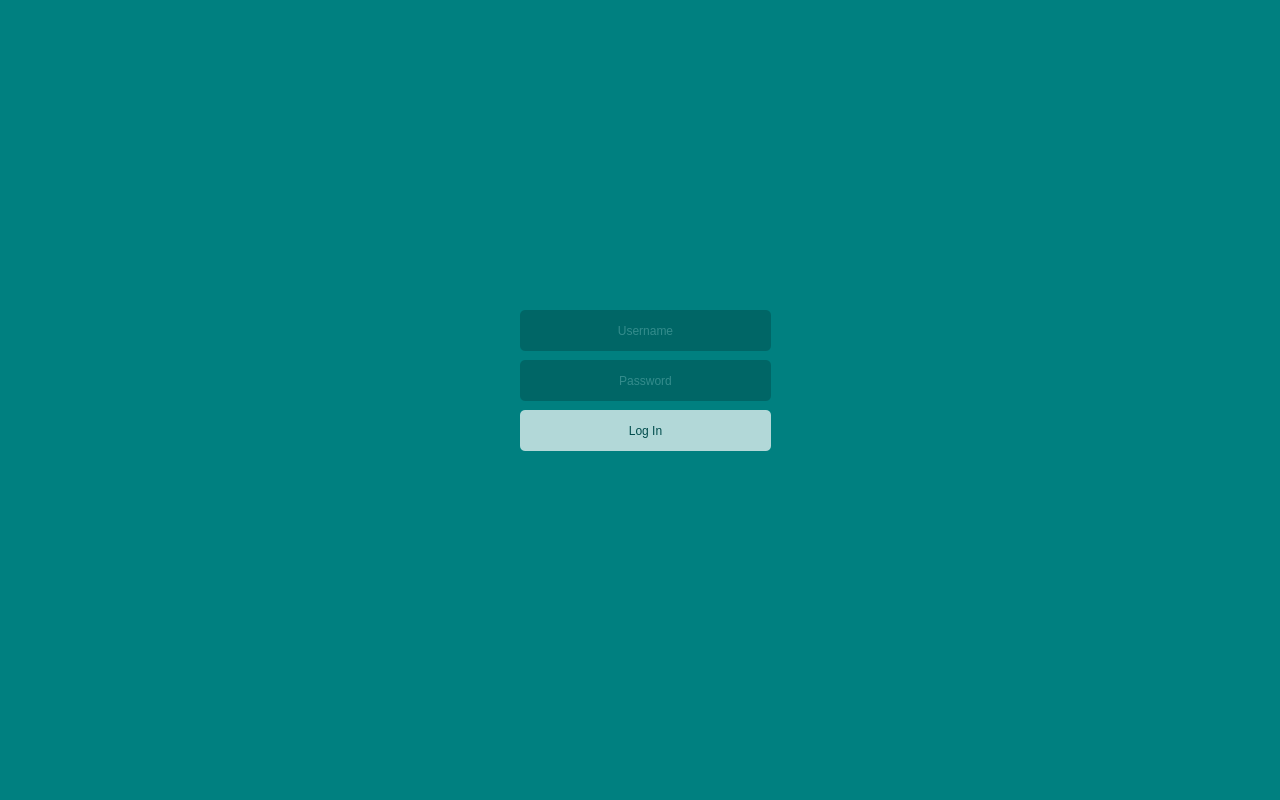
schwei322/CS1C-Project2, file mainwindow.ui: the form before one commit.
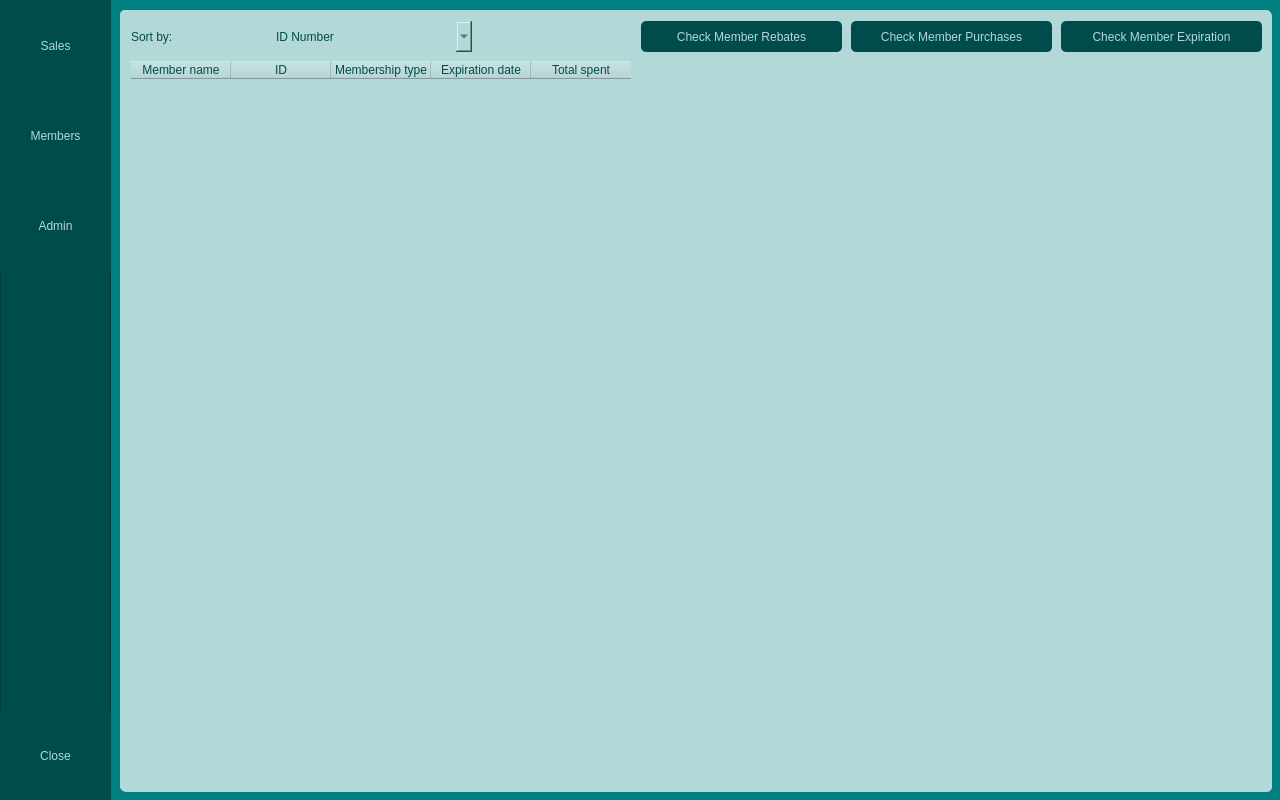
The form after the commit.

```diff
--- a/mainwindow.ui
+++ b/mainwindow.ui
@@ -187,32 +187,6 @@
      <property name="frameShadow">
       <enum>QFrame::Raised</enum>
      </property>
-     <widget class="QPushButton" name="homeBtn">
-      <property name="geometry">
-       <rect>
-        <x>0</x>
-        <y>0</y>
-        <width>111</width>
-        <height>91</height>
-       </rect>
-      </property>
-      <property name="styleSheet">
-       <string notr="true">QPushButton {
-        border: none;
-        background-color: rgb(0, 76, 76);
-        color: rgb(178, 216, 216);
-}
-
-QPushButton:hover {
-        border: none;
-        background-color: rgb(0, 128, 128);
-        color: rgb(178, 216, 216);
-}</string>
-      </property>
-      <property name="text">
-       <string>Home</string>
-      </property>
-     </widget>
      <widget class="QPushButton" name="closeBtn">
       <property name="geometry">
        <rect>
@@ -243,7 +217,7 @@
       <property name="geometry">
        <rect>
         <x>0</x>
-        <y>90</y>
+        <y>0</y>
         <width>111</width>
         <height>91</height>
        </rect>
@@ -291,8 +265,34 @@
        <string>Admin</string>
       </property>
      </widget>
+     <widget class="QPushButton" name="membersBtn">
+      <property name="geometry">
+       <rect>
+        <x>0</x>
+        <y>90</y>
+        <width>111</width>
+        <height>91</height>
+       </rect>
+      </property>
+      <property name="styleSheet">
+       <string notr="true">QPushButton {
+        border: none;
+        background-color: rgb(0, 76, 76);
+        color: rgb(178, 216, 216);
+}
+
+QPushButton:hover {
+        border: none;
+        background-color: rgb(0, 128, 128);
+        color: rgb(178, 216, 216);
+}</string>
+      </property>
+      <property name="text">
+       <string>Members</string>
+      </property>
+     </widget>
     </widget>
-    <widget class="QFrame" name="home">
+    <widget class="QFrame" name="members">
      <property name="geometry">
       <rect>
        <x>121</x>
@@ -311,6 +311,164 @@
      <property name="frameShadow">
       <enum>QFrame::Raised</enum>
      </property>
+     <widget class="QTableWidget" name="membersTable">
+      <property name="geometry">
+       <rect>
+        <x>10</x>
+        <y>50</y>
+        <width>1131</width>
+        <height>721</height>
+       </rect>
+      </property>
+      <property name="styleSheet">
+       <string notr="true">color: rgb(0, 76, 76);
+font: 87 12pt &quot;Segoe UI Semibold&quot;;</string>
+      </property>
+      <column>
+       <property name="text">
+        <string>Member name</string>
+       </property>
+      </column>
+      <column>
+       <property name="text">
+        <string>ID</string>
+       </property>
+      </column>
+      <column>
+       <property name="text">
+        <string>Membership type</string>
+       </property>
+      </column>
+      <column>
+       <property name="text">
+        <string>Expiration date</string>
+       </property>
+      </column>
+      <column>
+       <property name="text">
+        <string>Total spent</string>
+       </property>
+      </column>
+     </widget>
+     <widget class="QLabel" name="memberSortLabel">
+      <property name="geometry">
+       <rect>
+        <x>10</x>
+        <y>10</y>
+        <width>131</width>
+        <height>31</height>
+       </rect>
+      </property>
+      <property name="styleSheet">
+       <string notr="true">color: rgb(0, 76, 76);
+font: 87 12pt &quot;Segoe UI Semibold&quot;;</string>
+      </property>
+      <property name="text">
+       <string>Sort by:</string>
+      </property>
+     </widget>
+     <widget class="QComboBox" name="memberSortSelect">
+      <property name="geometry">
+       <rect>
+        <x>150</x>
+        <y>10</y>
+        <width>201</width>
+        <height>31</height>
+       </rect>
+      </property>
+      <property name="styleSheet">
+       <string notr="true">color: rgb(0, 76, 76);
+font: 87 12pt &quot;Segoe UI&quot;;</string>
+      </property>
+      <item>
+       <property name="text">
+        <string>ID Number</string>
+       </property>
+      </item>
+      <item>
+       <property name="text">
+        <string>Membership Type</string>
+       </property>
+      </item>
+     </widget>
+     <widget class="QPushButton" name="memberRebatesBtn">
+      <property name="geometry">
+       <rect>
+        <x>520</x>
+        <y>10</y>
+        <width>201</width>
+        <height>31</height>
+       </rect>
+      </property>
+      <property name="styleSheet">
+       <string notr="true">QPushButton {
+        border: none;
+        background-color: rgb(0, 76, 76);
+        color: rgb(178, 216, 216);
+}
+
+QPushButton:hover {
+        border: none;
+        background-color: rgb(0, 128, 128);
+        color: rgb(178, 216, 216);
+}</string>
+      </property>
+      <property name="text">
+       <string>Check Member Rebates</string>
+      </property>
+     </widget>
+     <widget class="QPushButton" name="memberPurchasesBtn">
+      <property name="geometry">
+       <rect>
+        <x>730</x>
+        <y>10</y>
+        <width>201</width>
+        <height>31</height>
+       </rect>
+      </property>
+      <property name="styleSheet">
+       <string notr="true">QPushButton {
+        border: none;
+        background-color: rgb(0, 76, 76);
+        color: rgb(178, 216, 216);
+}
+
+QPushButton:hover {
+        border: none;
+        background-color: rgb(0, 128, 128);
+        color: rgb(178, 216, 216);
+}</string>
+      </property>
+      <property name="text">
+       <string>Check Member Purchases</string>
+      </property>
+     </widget>
+     <widget class="QPushButton" name="memberExpirationBtn">
+      <property name="geometry">
+       <rect>
+        <x>940</x>
+        <y>10</y>
+        <width>201</width>
+        <height>31</height>
+       </rect>
+      </property>
+      <property name="styleSheet">
+       <string notr="true">QPushButton {
+        border: none;
+        background-color: rgb(0, 76, 76);
+        color: rgb(178, 216, 216);
+}
+
+QPushButton:hover {
+        border: none;
+        background-color: rgb(0, 128, 128);
+        color: rgb(178, 216, 216);
+}</string>
+      </property>
+      <property name="text">
+       <string>Check Member Expiration</string>
+      </property>
+     </widget>
     </widget>
     <widget class="QFrame" name="admin">
      <property name="geometry">
@@ -331,6 +489,220 @@
      <property name="frameShadow">
       <enum>QFrame::Raised</enum>
      </property>
+     <widget class="QTableWidget" name="adminInventoryTable">
+      <property name="geometry">
+       <rect>
+        <x>10</x>
+        <y>50</y>
+        <width>561</width>
+        <height>721</height>
+       </rect>
+      </property>
+      <property name="styleSheet">
+       <string notr="true">color: rgb(0, 76, 76);
+font: 87 12pt &quot;Segoe UI Semibold&quot;;</string>
+      </property>
+      <column>
+       <property name="text">
+        <string>Item name</string>
+       </property>
+      </column>
+      <column>
+       <property name="text">
+        <string>Quantity</string>
+       </property>
+      </column>
+      <column>
+       <property name="text">
+        <string>Revenue</string>
+       </property>
+      </column>
+     </widget>
+     <widget class="QTableWidget" name="adminMembersTable">
+      <property name="geometry">
+       <rect>
+        <x>580</x>
+        <y>50</y>
+        <width>561</width>
+        <height>721</height>
+       </rect>
+      </property>
+      <property name="styleSheet">
+       <string notr="true">color: rgb(0, 76, 76);
+font: 87 12pt &quot;Segoe UI Semibold&quot;;</string>
+      </property>
+      <column>
+       <property name="text">
+        <string>Member name</string>
+       </property>
+      </column>
+      <column>
+       <property name="text">
+        <string>ID</string>
+       </property>
+      </column>
+      <column>
+       <property name="text">
+        <string>Membership type</string>
+       </property>
+      </column>
+     </widget>
+     <widget class="QPushButton" name="adminAddItemBtn">
+      <property name="geometry">
+       <rect>
+        <x>10</x>
+        <y>10</y>
+        <width>131</width>
+        <height>31</height>
+       </rect>
+      </property>
+      <property name="styleSheet">
+       <string notr="true">QPushButton {
+        border: none;
+        background-color: rgb(0, 76, 76);
+        color: rgb(178, 216, 216);
+}
+
+QPushButton:hover {
+        border: none;
+        background-color: rgb(0, 128, 128);
+        color: rgb(178, 216, 216);
+}</string>
+      </property>
+      <property name="text">
+       <string>Add Item</string>
+      </property>
+     </widget>
+     <widget class="QPushButton" name="adminDelItemBtn">
+      <property name="geometry">
+       <rect>
+        <x>150</x>
+        <y>10</y>
+        <width>131</width>
+        <height>31</height>
+       </rect>
+      </property>
+      <property name="styleSheet">
+       <string notr="true">QPushButton {
+        border: none;
+        background-color: rgb(0, 76, 76);
+        color: rgb(178, 216, 216);
+}
+
+QPushButton:hover {
+        border: none;
+        background-color: rgb(0, 128, 128);
+        color: rgb(178, 216, 216);
+}</string>
+      </property>
+      <property name="text">
+       <string>Delete Item</string>
+      </property>
+     </widget>
+     <widget class="QPushButton" name="adminLoadInventoryBtn">
+      <property name="geometry">
+       <rect>
+        <x>440</x>
+        <y>10</y>
+        <width>131</width>
+        <height>31</height>
+       </rect>
+      </property>
+      <property name="styleSheet">
+       <string notr="true">QPushButton {
+        border: none;
+        background-color: rgb(0, 76, 76);
+        color: rgb(178, 216, 216);
+}
+
+QPushButton:hover {
+        border: none;
+        background-color: rgb(0, 128, 128);
+        color: rgb(178, 216, 216);
+}</string>
+      </property>
+      <property name="text">
+       <string>Load Inventory</string>
+      </property>
+     </widget>
+     <widget class="QPushButton" name="adminAddMemBtn">
+      <property name="geometry">
+       <rect>
+        <x>580</x>
+        <y>10</y>
+        <width>131</width>
+        <height>31</height>
+       </rect>
+      </property>
+      <property name="styleSheet">
+       <string notr="true">QPushButton {
+        border: none;
+        background-color: rgb(0, 76, 76);
+        color: rgb(178, 216, 216);
+}
+
+QPushButton:hover {
+        border: none;
+        background-color: rgb(0, 128, 128);
+        color: rgb(178, 216, 216);
+}</string>
+      </property>
+      <property name="text">
+       <string>Add Member</string>
+      </property>
+     </widget>
+     <widget class="QPushButton" name="adminDelMemBtn">
+      <property name="geometry">
+       <rect>
+        <x>720</x>
+        <y>10</y>
+        <width>131</width>
+        <height>31</height>
+       </rect>
+      </property>
+      <property name="styleSheet">
+       <string notr="true">QPushButton {
+        border: none;
+        background-color: rgb(0, 76, 76);
+        color: rgb(178, 216, 216);
+}
+
+QPushButton:hover {
+        border: none;
+        background-color: rgb(0, 128, 128);
+        color: rgb(178, 216, 216);
+}</string>
+      </property>
+      <property name="text">
+       <string>Delete Member</string>
+      </property>
+     </widget>
+     <widget class="QPushButton" name="adminLoadMemBtn">
+      <property name="geometry">
+       <rect>
+        <x>1010</x>
+        <y>10</y>
+        <width>131</width>
+        <height>31</height>
+       </rect>
+      </property>
+      <property name="styleSheet">
+       <string notr="true">QPushButton {
+        border: none;
+        background-color: rgb(0, 76, 76);
+        color: rgb(178, 216, 216);
+}
+
+QPushButton:hover {
+        border: none;
+        background-color: rgb(0, 128, 128);
+        color: rgb(178, 216, 216);
+}</string>
+      </property>
+      <property name="text">
+       <string>Load Members</string>
+      </property>
+     </widget>
     </widget>
     <widget class="QFrame" name="sales">
      <property name="geometry">
@@ -351,10 +723,181 @@
      <property name="frameShadow">
       <enum>QFrame::Raised</enum>
      </property>
+     <widget class="QTableWidget" name="salesTable">
+      <property name="geometry">
+       <rect>
+        <x>10</x>
+        <y>50</y>
+        <width>1131</width>
+        <height>721</height>
+       </rect>
+      </property>
+      <property name="styleSheet">
+       <string notr="true">color: rgb(0, 76, 76);
+font: 87 12pt &quot;Segoe UI Semibold&quot;;</string>
+      </property>
+      <column>
+       <property name="text">
+        <string>Item name</string>
+       </property>
+      </column>
+      <column>
+       <property name="text">
+        <string>Quantity</string>
+       </property>
+      </column>
+      <column>
+       <property name="text">
+        <string>Revenue</string>
+       </property>
+      </column>
+     </widget>
+     <widget class="QLabel" name="salesFilterLabel">
+      <property name="geometry">
+       <rect>
+        <x>10</x>
+        <y>10</y>
+        <width>131</width>
+        <height>31</height>
+       </rect>
+      </property>
+      <property name="styleSheet">
+       <string notr="true">color: rgb(0, 76, 76);
+font: 87 12pt &quot;Segoe UI Semibold&quot;;</string>
+      </property>
+      <property name="text">
+       <string>Display sales for:</string>
+      </property>
+     </widget>
+     <widget class="QComboBox" name="salesFilterSelect">
+      <property name="geometry">
+       <rect>
+        <x>150</x>
+        <y>10</y>
+        <width>121</width>
+        <height>31</height>
+       </rect>
+      </property>
+      <property name="styleSheet">
+       <string notr="true">color: rgb(0, 76, 76);
+font: 87 12pt &quot;Segoe UI&quot;;</string>
+      </property>
+      <item>
+       <property name="text">
+        <string>All days</string>
+       </property>
+      </item>
+      <item>
+       <property name="text">
+        <string>Day 1</string>
+       </property>
+      </item>
+      <item>
+       <property name="text">
+        <string>Day 2</string>
+       </property>
+      </item>
+      <item>
+       <property name="text">
+        <string>Day 3</string>
+       </property>
+      </item>
+      <item>
+       <property name="text">
+        <string>Day 4</string>
+       </property>
+      </item>
+      <item>
+       <property name="text">
+        <string>Day 5</string>
+       </property>
+      </item>
+      <item>
+       <property name="text">
+        <string>Day 6</string>
+       </property>
+      </item>
+     </widget>
+     <widget class="QLabel" name="salesSortLabel">
+      <property name="geometry">
+       <rect>
+        <x>290</x>
+        <y>10</y>
+        <width>131</width>
+        <height>31</height>
+       </rect>
+      </property>
+      <property name="styleSheet">
+       <string notr="true">color: rgb(0, 76, 76);
+font: 87 12pt &quot;Segoe UI Semibold&quot;;</string>
+      </property>
+      <property name="text">
+       <string>Sort by:</string>
+      </property>
+     </widget>
+     <widget class="QComboBox" name="salesSortSelect">
+      <property name="geometry">
+       <rect>
+        <x>430</x>
+        <y>10</y>
+        <width>121</width>
+        <height>31</height>
+       </rect>
+      </property>
+      <property name="styleSheet">
+       <string notr="true">color: rgb(0, 76, 76);
+font: 87 12pt &quot;Segoe UI&quot;;</string>
+      </property>
+      <item>
+       <property name="text">
+        <string>Name</string>
+       </property>
+      </item>
+      <item>
+       <property name="text">
+        <string>Revenue</string>
+       </property>
+      </item>
+     </widget>
+     <widget class="QLabel" name="salesSearchLabel">
+      <property name="geometry">
+       <rect>
+        <x>800</x>
+        <y>10</y>
+        <width>131</width>
+        <height>31</height>
+       </rect>
+      </property>
+      <property name="styleSheet">
+       <string notr="true">color: rgb(0, 76, 76);
+font: 87 12pt &quot;Segoe UI Semibold&quot;;</string>
+      </property>
+      <property name="text">
+       <string>Search for item:</string>
+      </property>
+     </widget>
+     <widget class="QLineEdit" name="salesSearchInput">
+      <property name="geometry">
+       <rect>
+        <x>940</x>
+        <y>10</y>
+        <width>201</width>
+        <height>31</height>
+       </rect>
+      </property>
+      <property name="styleSheet">
+       <string notr="true">border: 3px solid rgb(0, 76, 76);
+border-radius: 5px;
+color: rgb(0, 76, 76);
+font: 87 12pt &quot;Segoe UI&quot;;</string>
+      </property>
+     </widget>
     </widget>
+    <zorder>sidebar</zorder>
+    <zorder>admin</zorder>
+    <zorder>sales</zorder>
+    <zorder>members</zorder>
    </widget>
-   <zorder>mainPanel</zorder>
-   <zorder>loginPanel</zorder>
   </widget>
  </widget>
  <resources/>
```
Left out of the diff: 36 changed lines with no effect on the pictures.
